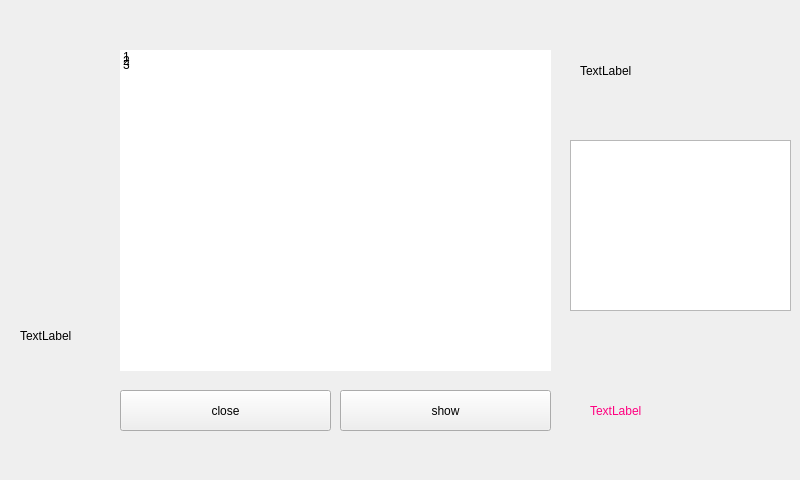
This is qtworkplace/Listwidget/widget.ui in wushengjun85/QtcreatorWorkplace as Qt 5 draws it before an edit. The edited form follows.
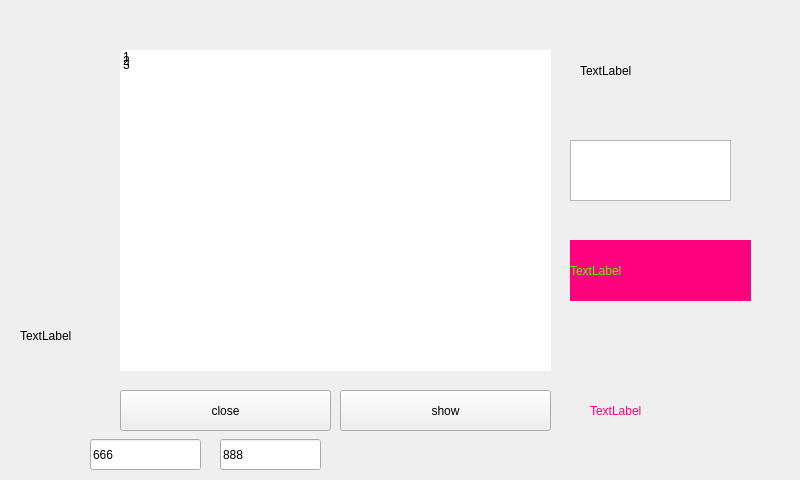
This is the edited form.

```diff
--- a/qtworkplace/Listwidget/widget.ui
+++ b/qtworkplace/Listwidget/widget.ui
@@ -115,8 +115,8 @@
       <rect>
        <x>570</x>
        <y>140</y>
-       <width>221</width>
-       <height>171</height>
+       <width>161</width>
+       <height>61</height>
       </rect>
      </property>
     </widget>
@@ -163,6 +163,49 @@
       <string>TextLabel</string>
      </property>
     </widget>
+    <widget class="QLineEdit" name="lineEdit">
+     <property name="geometry">
+      <rect>
+       <x>90</x>
+       <y>439</y>
+       <width>111</width>
+       <height>31</height>
+      </rect>
+     </property>
+     <property name="text">
+      <string>666</string>
+     </property>
+    </widget>
+    <widget class="QLineEdit" name="lineEdit_2">
+     <property name="geometry">
+      <rect>
+       <x>220</x>
+       <y>439</y>
+       <width>101</width>
+       <height>31</height>
+      </rect>
+     </property>
+     <property name="text">
+      <string>888</string>
+     </property>
+    </widget>
+    <widget class="QLabel" name="label_4">
+     <property name="geometry">
+      <rect>
+       <x>570</x>
+       <y>240</y>
+       <width>181</width>
+       <height>61</height>
+      </rect>
+     </property>
+     <property name="styleSheet">
+      <string notr="true">background-color: rgb(255, 0, 127);
+color: rgb(85, 255, 0);</string>
+     </property>
+     <property name="text">
+      <string>TextLabel</string>
+     </property>
+    </widget>
    </widget>
    <widget class="QWidget" name="page_2">
     <widget class="QPushButton" name="pushButton_3">
```
